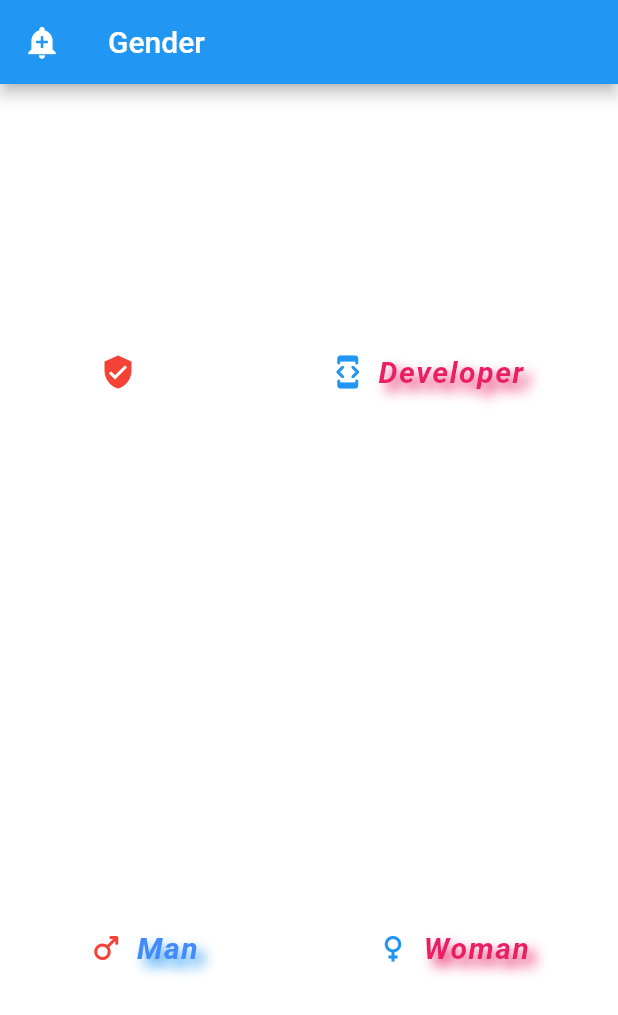
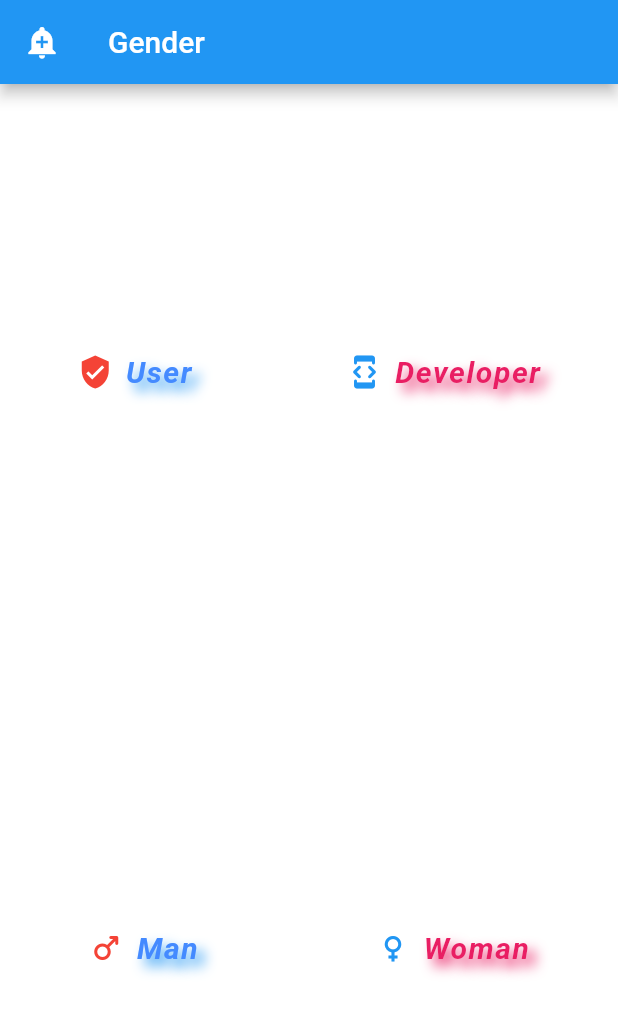
Before and after one commit to RamezHamdiSaeed/MyFlutterReference, a Flutter app: the screen it shows after launch, on a phone screen of 412 x 824 dp. Shown: the top 1015 px of the screen. Run offline on Flutter 3.47's test engine with Material 2 defaults, Android fonts, the phone set to English and light mode, and no system bars.

Commit message:
call back functions

```diff
--- a/lib/App/my_app.dart
+++ b/lib/App/my_app.dart
@@ -2,6 +2,10 @@ import 'package:flutter/material.dart';
 
 class MyApp extends StatelessWidget {
   const MyApp({Key? key}) : super(key: key);
+  void printText(msg) {
+    // ignore: avoid_print
+    print("button clicked with '$msg'");
+  }
 
   @override
   Widget build(BuildContext context) {
@@ -29,11 +33,35 @@ class MyApp extends StatelessWidget {
                   Row(
                     mainAxisAlignment: MainAxisAlignment.spaceAround,
                     children: <Widget>[
-                      IconButton(
-                        onPressed: () {},
+                      TextButton.icon(
+                        style: ButtonStyle(
+                          overlayColor: MaterialStateProperty.all(Colors.white),
+                        ),
+                        onPressed: () => printText("hello user"),
                         icon: const Icon(
                           Icons.verified_user,
                           color: Colors.red,
+                        ),
+                        label: const Text(
+                          'User',
+                          style: TextStyle(
+                            color: Colors.blueAccent,
+                            fontSize: 20,
+                            fontWeight: FontWeight.bold,
+                            fontStyle: FontStyle.italic,
+                            letterSpacing: 1,
+                            shadows: <Shadow>[
+                              Shadow(
+                                offset: Offset(5, 5),
+                                blurRadius: 10,
+                                color: Colors.blue,
+                              ),
+                            ],
+                            // decoration: TextDecoration.combine(<TextDecoration>[
+                            //   TextDecoration.underline,
+                            //   TextDecoration.lineThrough
+                            // ]),
+                          ),
                         ),
                       ),
                       TextButton.icon(
```
Also changed, not shown: 1 other file.
